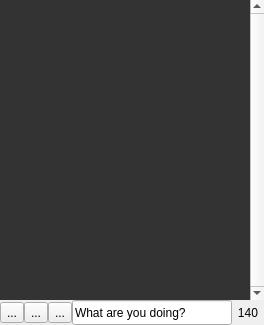
Above: qtwitter-app/ui/mainwindow.ui from ayoy/qtwitter before the change. Below: the same form after it.
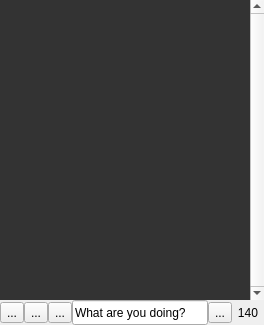
That is the form after the change. Icons and pictures are not drawn. Custom widgets are drawn as their Qt base class.

Commit message: Tweet state (read/unread/active) moved to the Status struct. Added a guarded pointer for Status::tweet and implemented its functionality for being a Tweet class's data storage. Added the event processing during view population, which significantly reduces list update delay. Still there is a problem with displaying model after switching between public and friends timeline, plus the one with resizing when model not visible (it's related to the previous one).

```diff
--- a/qtwitter-app/ui/mainwindow.ui
+++ b/qtwitter-app/ui/mainwindow.ui
@@ -257,6 +257,13 @@
        </property>
       </widget>
      </item>
+     <item>
+      <widget class="QToolButton" name="toolButton">
+       <property name="text">
+        <string>...</string>
+       </property>
+      </widget>
+     </item>
      <item>
       <widget class="QLabel" name="countdownLabel">
        <property name="sizePolicy">
```
The commit also changes 13 other files.
